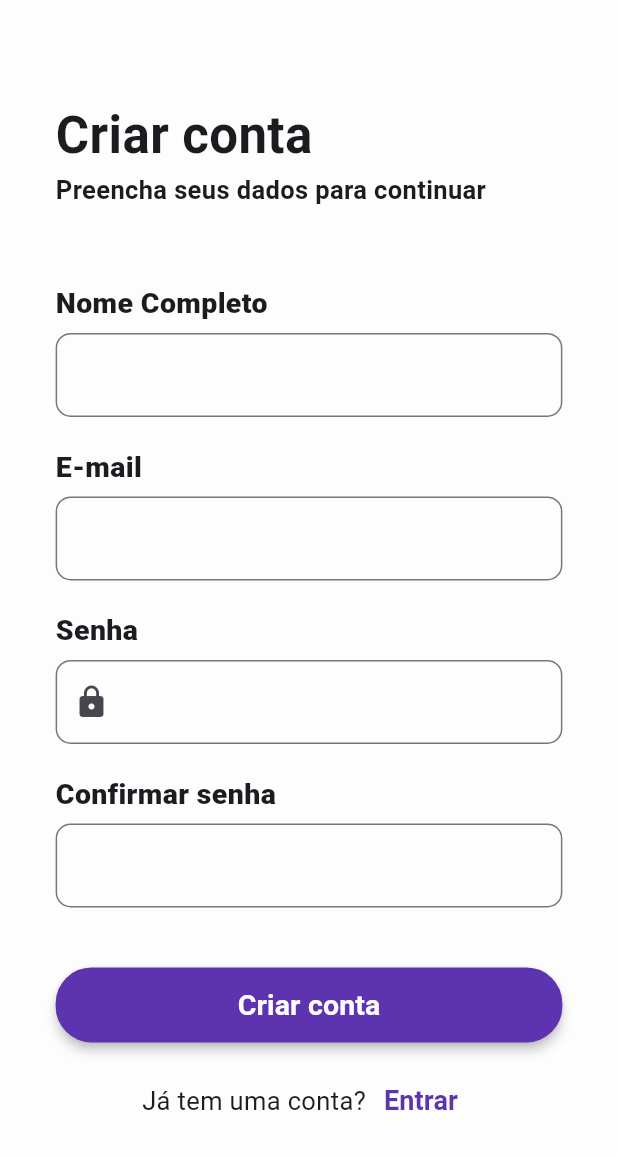
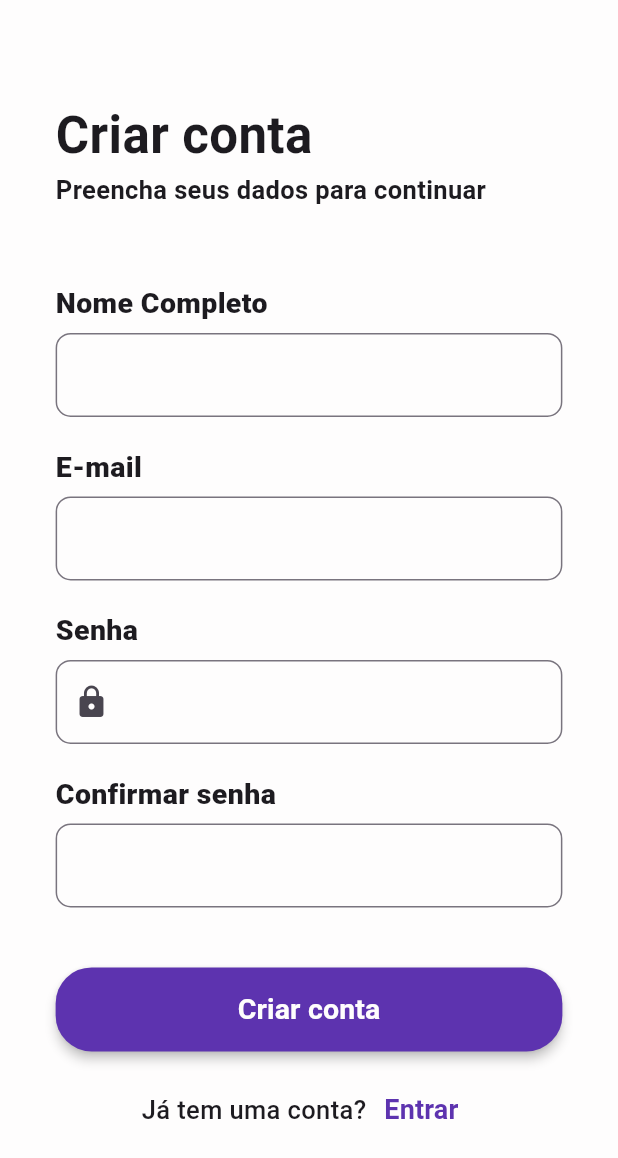
Before and after one commit to ErickMatheus-ProgBr/Lua, a Flutter app: the LoginScreen screen opened by its route, after a tap on "Criar conta com e-mail", on a phone screen of 412 x 824 dp. Shown: the top 1158 px of the screen. Run offline on Flutter 3.47's test engine with Material 3 defaults, Android fonts, the phone set to English and light mode, and no system bars; our stand-ins replace font_awesome_flutter.

Commit message:
fix: testes na UX

```diff
--- a/lib/features/auth/presentation/pages/createAccount.dart
+++ b/lib/features/auth/presentation/pages/createAccount.dart
@@ -120,7 +120,7 @@ class _CreateaccountState extends State<Createaccount> {
                           style: ElevatedButton.styleFrom(
                             elevation: 3,
                             backgroundColor: ThemeColors.primary,
-                            minimumSize: const Size(double.infinity, 50),
+                            minimumSize: const Size(double.infinity, 56),
                             maximumSize: const Size(double.infinity, double.infinity),
                             alignment: Alignment.center,
                             shape: RoundedRectangleBorder(borderRadius: BorderRadius.circular(24)),
@@ -144,7 +144,10 @@ class _CreateaccountState extends State<Createaccount> {
                   Row(
                     mainAxisAlignment: MainAxisAlignment.center,
                     children: [
-                      Text("Já tem uma conta?", style: TextStyle(fontSize: 17)),
+                      Text(
+                        "Já tem uma conta?",
+                        style: TextStyle(fontSize: 17, fontWeight: FontWeight.w500),
+                      ),
                       TextButton(
                         onPressed: () {},
                         child: Text(
--- a/lib/features/auth/presentation/pages/login_screen.dart
+++ b/lib/features/auth/presentation/pages/login_screen.dart
@@ -104,7 +104,7 @@ class _LoginScreenState extends State<LoginScreen> {
               ElevatedButton(
                 style: ElevatedButton.styleFrom(
                   backgroundColor: ThemeColors.primary,
-                  padding: EdgeInsets.symmetric(vertical: 13),
+                  padding: EdgeInsets.symmetric(vertical: 14),
                   shape: RoundedRectangleBorder(
                     //
                     borderRadius: BorderRadiusGeometry.all(Radius.circular(14)),
```
